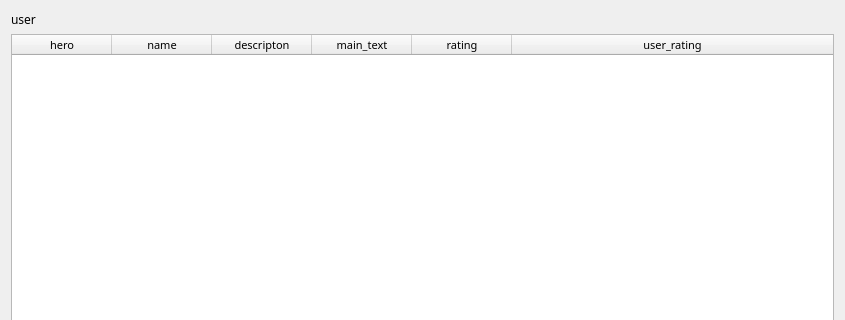
First picture: the form in raw_qt/guide.ui, repository VPirog/DotaDatabase, before the edit; both pictures show x 0 to 845 and y 0 to 320 of the 845 by 474 pixel window.
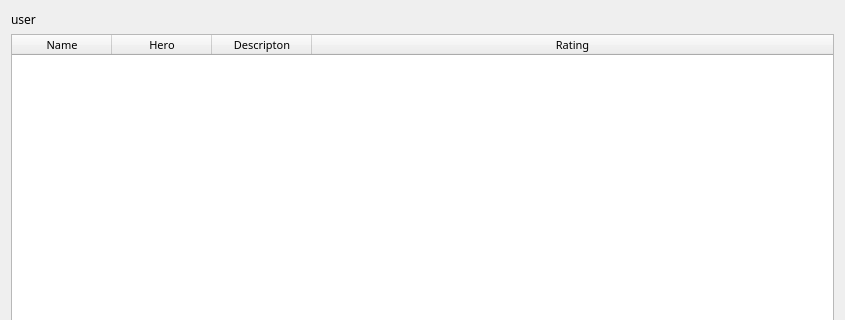
Second picture: the form after the edit.

What changed in the file:
```diff
--- a/raw_qt/guide.ui
+++ b/raw_qt/guide.ui
@@ -69,32 +69,22 @@
      </attribute>
      <column>
       <property name="text">
-       <string>hero</string>
+       <string>Name</string>
       </property>
      </column>
      <column>
       <property name="text">
-       <string>name</string>
+       <string>Hero</string>
       </property>
      </column>
      <column>
       <property name="text">
-       <string>descripton</string>
+       <string>Descripton</string>
       </property>
      </column>
      <column>
       <property name="text">
-       <string>main_text</string>
-      </property>
-     </column>
-     <column>
-      <property name="text">
-       <string>rating</string>
-      </property>
-     </column>
-     <column>
-      <property name="text">
-       <string>user_rating</string>
+       <string>Rating</string>
       </property>
      </column>
     </widget>
```
